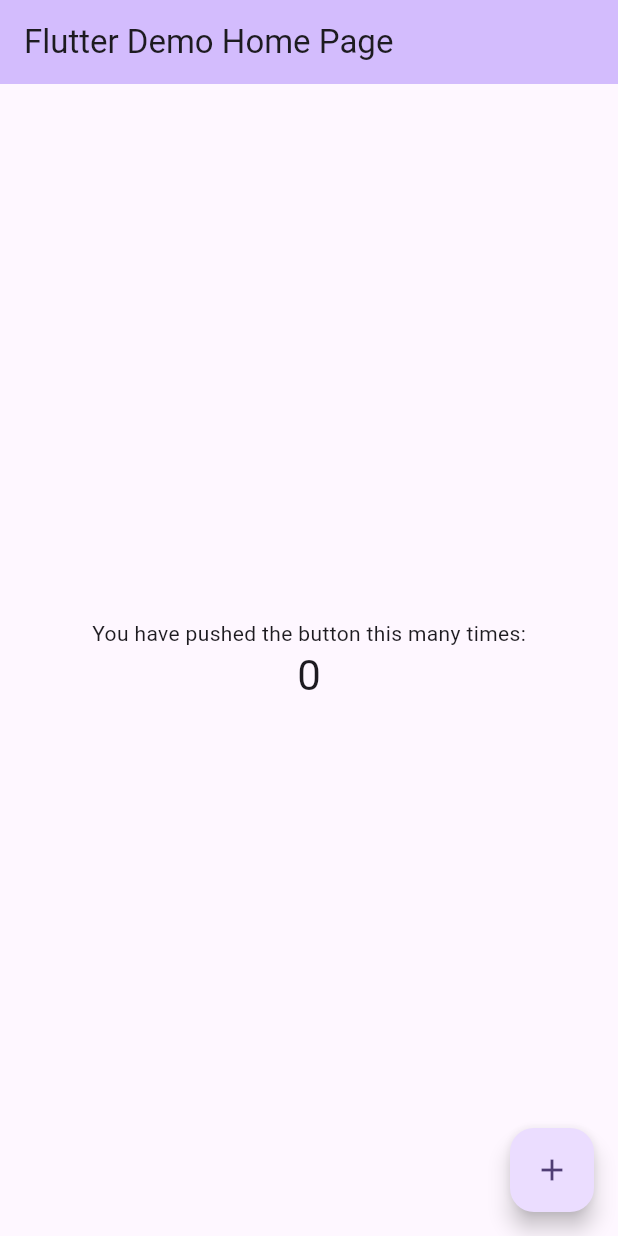
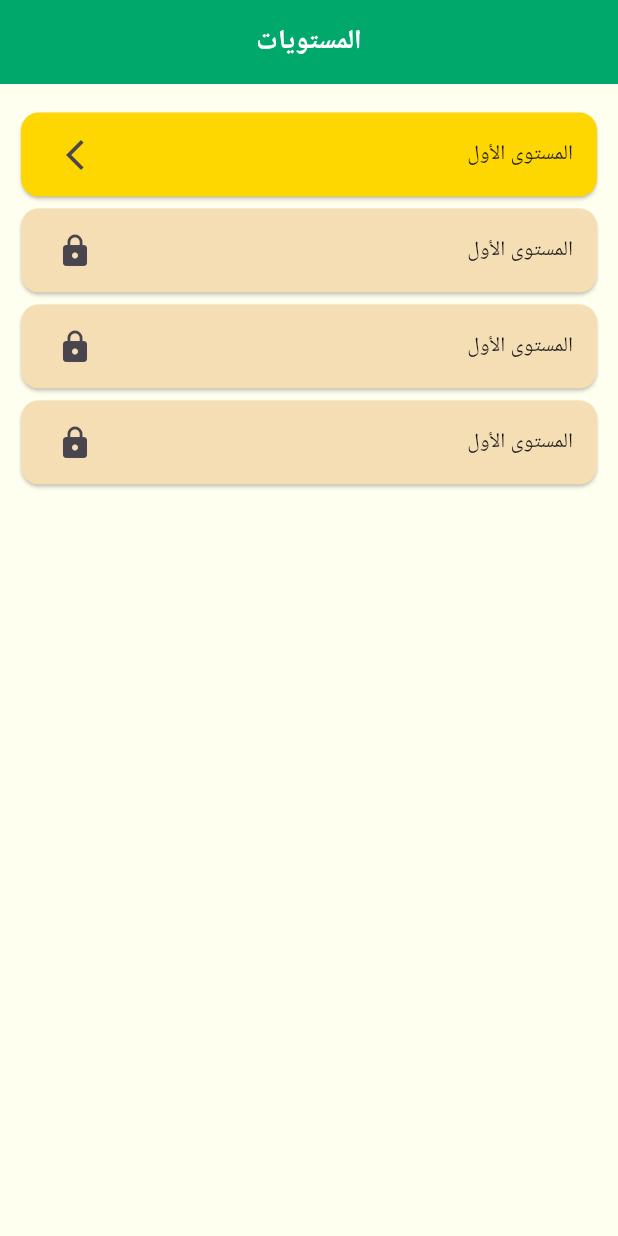
Before and after one commit to Ammar-Yasser0/Loghaty, a Flutter app: the screen it shows after launch, on a phone screen of 412 x 824 dp. Run offline on Flutter 3.47's test engine with Material 3 defaults, Android fonts, the phone set to English and light mode, and no system bars; our stand-ins replace easy_localization, google_fonts; Roboto replaces fonts that are missing (Changa).

Commit message:
I changed the direction to RTL with easy localization - I added google font to the app to deal with fonts easily - I created the levels screen and the main parts of courses screen

```diff
--- a/lib/main.dart
+++ b/lib/main.dart
@@ -1,7 +1,26 @@
 import 'package:flutter/material.dart';
+import 'package:easy_localization/easy_localization.dart';
 
-void main() {
-  runApp(const MyApp());
+import 'screens/levels/levels.dart';
+import 'utils/theme/theme.dart';
+
+void main() async {
+  WidgetsFlutterBinding.ensureInitialized();
+  await EasyLocalization.ensureInitialized();
+  runApp(
+    EasyLocalization(
+      supportedLocales: const [Locale('ar'), Locale('en')],
+      path: 'assets/translations',
+      fallbackLocale: const Locale('ar'),
+      child: const MyApp(),
+    ),
+  );
+  // SystemChrome.setSystemUIOverlayStyle(
+  //   const SystemUiOverlayStyle(
+  //     statusBarColor: FColors.grey, // Set the background color of the status bar
+  //     statusBarIconBrightness: Brightness.dark, // Brightness of icons (light or dark)
+  //   ),
+  // );
 }
 
 class MyApp extends StatelessWidget {
@@ -12,114 +31,14 @@
   Widget build(BuildContext context) {
     return MaterialApp(
       title: 'Flutter Demo',
-      theme: ThemeData(
-        // This is the theme of your application.
-        //
-        // TRY THIS: Try running your application with "flutter run". You'll see
-        // the application has a purple toolbar. Then, without quitting the app,
-        // try changing the seedColor in the colorScheme below to Colors.green
-        // and then invoke "hot reload" (save your changes or press the "hot
-        // reload" button in a Flutter-supported IDE, or press "r" if you used
-        // the command line to start the app).
-        //
-        // Notice that the counter didn't reset back to zero; the application
-        // state is not lost during the reload. To reset the state, use hot
-        // restart instead.
-        //
-        // This works for code too, not just values: Most code changes can be
-        // tested with just a hot reload.
-        colorScheme: ColorScheme.fromSeed(seedColor: Colors.deepPurple),
-        useMaterial3: true,
-      ),
-      home: const MyHomePage(title: 'Flutter Demo Home Page'),
+      debugShowCheckedModeBanner: false,
+      localizationsDelegates: context.localizationDelegates,
+      supportedLocales: context.supportedLocales,
+      locale: const Locale('ar'),
+      themeMode: ThemeMode.light,
+      theme: FAppTheme.lightTheme,
+      darkTheme: FAppTheme.darkTheme,
+      home: const LevelsScreen(),
     );
   }
 }
-
-class MyHomePage extends StatefulWidget {
-  const MyHomePage({super.key, required this.title});
-
-  // This widget is the home page of your application. It is stateful, meaning
-  // that it has a State object (defined below) that contains fields that affect
-  // how it looks.
-
-  // This class is the configuration for the state. It holds the values (in this
-  // case the title) provided by the parent (in this case the App widget) and
-  // used by the build method of the State. Fields in a Widget subclass are
-  // always marked "final".
-
-  final String title;
-
-  @override
-  State<MyHomePage> createState() => _MyHomePageState();
-}
-
-class _MyHomePageState extends State<MyHomePage> {
-  int _counter = 0;
-
-  void _incrementCounter() {
-    setState(() {
-      // This call to setState tells the Flutter framework that something has
-      // changed in this State, which causes it to rerun the build method below
-      // so that the display can reflect the updated values. If we changed
-      // _counter without calling setState(), then the build method would not be
-      // called again, and so nothing would appear to happen.
-      _counter++;
-    });
-  }
-
-  @override
-  Widget build(BuildContext context) {
-    // This method is rerun every time setState is called, for instance as done
-    // by the _incrementCounter method above.
-    //
-    // The Flutter framework has been optimized to make rerunning build methods
-    // fast, so that you can just rebuild anything that needs updating rather
-    // than having to individually change instances of widgets.
-    return Scaffold(
-      appBar: AppBar(
-        // TRY THIS: Try changing the color here to a specific color (to
-        // Colors.amber, perhaps?) and trigger a hot reload to see the AppBar
-        // change color while the other colors stay the same.
-        backgroundColor: Theme.of(context).colorScheme.inversePrimary,
-        // Here we take the value from the MyHomePage object that was created by
-        // the App.build method, and use it to set our appbar title.
-        title: Text(widget.title),
-      ),
-      body: Center(
-        // Center is a layout widget. It takes a single child and positions it
-        // in the middle of the parent.
-        child: Column(
-          // Column is also a layout widget. It takes a list of children and
-          // arranges them vertically. By default, it sizes itself to fit its
-          // children horizontally, and tries to be as tall as its parent.
-          //
-          // Column has various properties to control how it sizes itself and
-          // how it positions its children. Here we use mainAxisAlignment to
-          // center the children vertically; the main axis here is the vertical
-          // axis because Columns are vertical (the cross axis would be
-          // horizontal).
-          //
-          // TRY THIS: Invoke "debug painting" (choose the "Toggle Debug Paint"
-          // action in the IDE, or press "p" in the console), to see the
-          // wireframe for each widget.
-          mainAxisAlignment: MainAxisAlignment.center,
-          children: <Widget>[
-            const Text(
-              'You have pushed the button this many times:',
-            ),
-            Text(
-              '$_counter',
-              style: Theme.of(context).textTheme.headlineMedium,
-            ),
-          ],
-        ),
-      ),
-      floatingActionButton: FloatingActionButton(
-        onPressed: _incrementCounter,
-        tooltip: 'Increment',
-        child: const Icon(Icons.add),
-      ), // This trailing comma makes auto-formatting nicer for build methods.
-    );
-  }
-}
--- /dev/null
+++ b/lib/screens/levels/levels.dart
@@ -0,0 +1,43 @@
+import 'package:flutter/material.dart';
+import 'package:loghaty/utils/constants/colors.dart';
+
+// This screen for let user see the levels of Arabic language.
+class LevelsScreen extends StatelessWidget {
+  const LevelsScreen({super.key});
+
+  @override
+  Widget build(BuildContext context) {
+    return Scaffold(
+      appBar: AppBar(
+        title: Text('المستويات'),
+        centerTitle: true,
+      ),
+      // Arabic Levels list
+      body: ListView.builder(
+        padding: EdgeInsets.symmetric(horizontal: 10, vertical: 15),
+        itemCount: 4,
+        itemBuilder: (context, index) {
+          return GestureDetector(
+            onTap: () {
+              // If user chooses any evaliable level, this function will direct
+              // him to the courses screen for selected level
+              // TODO: Go to courses page
+            },
+
+            // If we locked the level, the color would be as a disabled color
+            // for the level card
+            child: Card(
+              color:
+                  index != 0 ? FColors.secondaryBackground : FColors.secondary,
+              child: ListTile(
+                title: Text("المستوى الأول"),
+                trailing:
+                    Icon(index != 0 ? Icons.lock : Icons.arrow_forward_ios),
+              ),
+            ),
+          );
+        },
+      ),
+    );
+  }
+}
--- a/lib/utils/constants/colors.dart
+++ b/lib/utils/constants/colors.dart
@@ -2,9 +2,11 @@ import 'package:flutter/material.dart';
 
 class FColors {
   // App theme colors
-  static const Color primary = Color(0xFF4b68ff);
-  static const Color secondary = Color(0xFFFFE24B);
-  static const Color accent = Color(0xFFb0c7ff);
+  static const Color primary = Color(0xFF00A86B);
+  static const Color secondary = Color(0xFFFFD700);
+  static const Color accent = Color(0xFFDC143C);
+  static const Color highlightColor = Color(0xFF1E3A5F);
+
 
   // Text colors
   static const Color textPrimary = Color(0xFF333333);
@@ -14,7 +16,8 @@ class FColors {
   // Background colors
   static const Color light = Color(0xFFF6F6F6);
   static const Color dark = Color(0xFF272727);
-  static const Color primaryBackground = Color(0xFFF3F5FF);
+  static const Color primaryBackground = Color(0xFFFFFFF0);
+  static const Color secondaryBackground = Color(0xFFF5DEB3);
 
   // Background Container colors
   static const Color lightContainer = Color(0xFFF6F6F6);
--- a/lib/utils/theme/theme.dart
+++ b/lib/utils/theme/theme.dart
@@ -7,6 +7,7 @@ import 'package:loghaty/utils/theme/widget_themes/elevated_button_theme.dart';
 import 'package:loghaty/utils/theme/widget_themes/outlined_button_theme.dart';
 import 'package:loghaty/utils/theme/widget_themes/text_field_theme.dart';
 import 'package:loghaty/utils/theme/widget_themes/text_theme.dart';
+import 'package:google_fonts/google_fonts.dart';
 
 import '../constants/colors.dart';
 
@@ -15,13 +16,13 @@ class FAppTheme {
 
   static ThemeData lightTheme = ThemeData(
     useMaterial3: true,
-    fontFamily: 'Poppins',
+    // fontFamily: ,
     disabledColor: FColors.grey,
     brightness: Brightness.light,
     primaryColor: FColors.primary,
-    textTheme: FTextTheme.lightTextTheme,
+    textTheme: GoogleFonts.changaTextTheme(FTextTheme.lightTextTheme),
     chipTheme: FChipTheme.lightChipTheme,
-    scaffoldBackgroundColor: FColors.white,
+    scaffoldBackgroundColor: FColors.primaryBackground,
     appBarTheme: FAppBarTheme.lightAppBarTheme,
     checkboxTheme: FCheckboxTheme.lightCheckboxTheme,
     bottomSheetTheme: FBottomSheetTheme.lightBottomSheetTheme,
--- a/lib/utils/theme/widget_themes/appbar_theme.dart
+++ b/lib/utils/theme/widget_themes/appbar_theme.dart
@@ -6,16 +6,16 @@ class FAppBarTheme {
   FAppBarTheme._();
 
   static const lightAppBarTheme = AppBarTheme(
-    elevation: 0,
     centerTitle: false,
-    scrolledUnderElevation: 0,
-    backgroundColor: Colors.transparent,
-    surfaceTintColor: Colors.transparent,
+    // scrolledUnderElevation: 0,
+    backgroundColor: FColors.primary,
+    // color: FColors.white,
     iconTheme: IconThemeData(color: FColors.black, size: FSizes.iconMd),
     actionsIconTheme: IconThemeData(color: FColors.black, size: FSizes.iconMd),
     titleTextStyle: TextStyle(
-        fontSize: 18.0, fontWeight: FontWeight.w600, color: FColors.black),
+        fontSize: 18.0, fontWeight: FontWeight.w600, color: FColors.white),
   );
+
   static const darkAppBarTheme = AppBarTheme(
     elevation: 0,
     centerTitle: false,
```
Also changed, not shown: assets/translations/ar.json (added, +10 -0 lines), assets/translations/en.json (added, +10 -0 lines), lib/screens/courses/courses.dart (added, +38 -0 lines), pubspec.yaml (+5 -3 lines), pubspec.lock, 1 other file.
